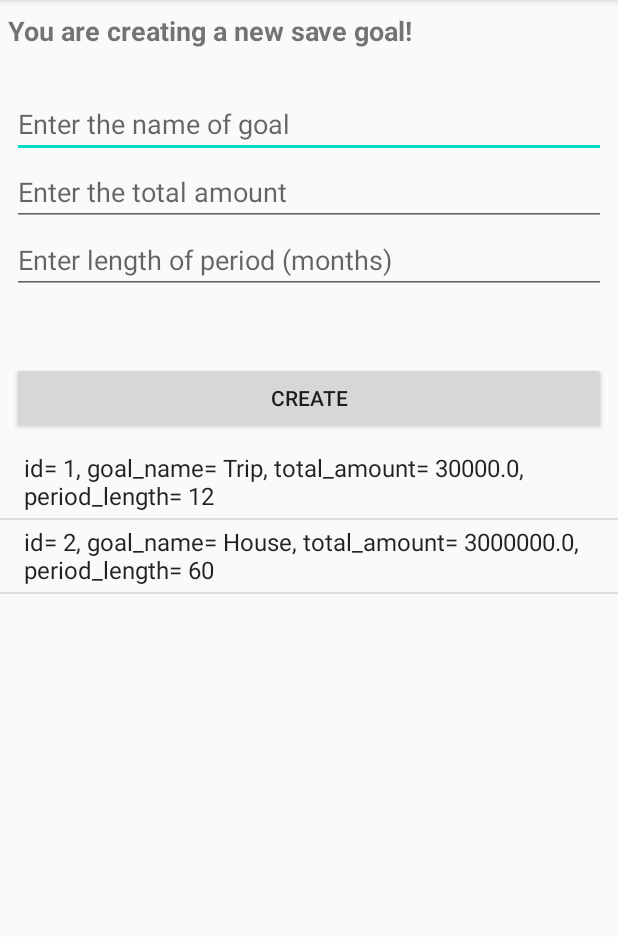
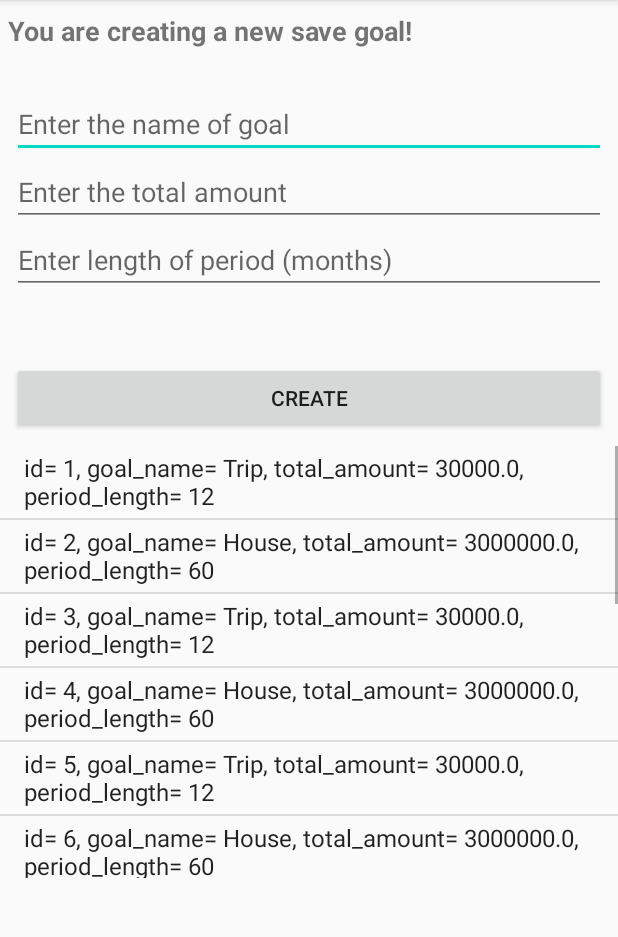
Before and after one commit to juvetao/ExpenseTracker, an Android app: the SaveGoalFragment screen opened directly, with no data from a screen before it, after a tap on "CREATE A NEW SAVE GOAL", on a phone screen of 412 x 824 dp, the part 84-1021 px from its top. Run offline under Robolectric (Android 15) with nearby library versions, the phone set to English and light mode, and no system bars; our stand-ins replace Volley.

```diff
--- a/app/src/main/AndroidManifest.xml
+++ b/app/src/main/AndroidManifest.xml
@@ -15,7 +15,6 @@
         android:supportsRtl="true"
         android:theme="@style/AppTheme.NoActionBar">
         <activity android:name=".APIActivity"></activity>
-        <activity android:name=".MoreIncomeExpenseActionsActivity" />
         <activity
             android:name=".TabActivity"
             android:label="@string/title_activity_tab"
--- a/app/src/main/java/com/example/expensetracker/SendData.java
+++ /dev/null
@@ -1 +0,0 @@
-package com.example.expensetracker;
--- a/app/src/main/java/com/example/expensetracker/fragment/IncomeExpenseFragment.java
+++ b/app/src/main/java/com/example/expensetracker/fragment/IncomeExpenseFragment.java
@@ -1,6 +1,5 @@
 package com.example.expensetracker.fragment;
 
-import android.content.Context;
 import android.content.Intent;
 import android.os.Bundle;
 import android.view.ContextMenu;
@@ -24,7 +23,6 @@ import androidx.appcompat.app.AlertDialog;
 import androidx.fragment.app.Fragment;
 
 import com.example.expensetracker.MainActivity;
-import com.example.expensetracker.MoreIncomeExpenseActionsActivity;
 import com.example.expensetracker.R;
 import com.example.expensetracker.dbhelper.ExpenseTrackerDBHelper;
 import com.example.expensetracker.model.IncomeExpenseModel;
@@ -34,16 +32,11 @@ public class IncomeExpenseFragment extends Fragment {
     private ExpenseTrackerDBHelper myDBHelper;
     private ArrayAdapter adp;
     private ListView listView;
-//    private SendData sendData;
-    //private Button more_action_btn;
 
     private double totalIncome;
     private double totalExpense;
 
-    private IncomeExpenseModel income_1 = new IncomeExpenseModel(1, "Income", "Salary", 20000.0, 200625);
-    private IncomeExpenseModel expense_1 = new IncomeExpenseModel(2, "Expense", "Shopping", 1050.0, 200412);
-    private IncomeExpenseModel expense_2 = new IncomeExpenseModel(3, "Expense", "El", 383.0, 200401);
-    private IncomeExpenseModel expense_3 = new IncomeExpenseModel(4, "Expense", "Broadband", 299.0, 200501);
+
 
     public IncomeExpenseFragment() {
     }
@@ -70,20 +63,6 @@ public class IncomeExpenseFragment extends Fragment {
         myDBHelper = new ExpenseTrackerDBHelper(getActivity());
         listView = view.findViewById(R.id.list_view_income_expense);
 
-//        more_action_btn = view.findViewById(R.id.more_action_btn);
-//        updateViews();
-//        more_action_btn.setOnClickListener(new View.OnClickListener() {
-//            @Override
-//            public void onClick(View v) {
-//                Intent intent = new Intent(getActivity(), MoreIncomeExpenseActionsActivity.class);
-//                startActivity(intent);
-//            }
-//        });
-        myDBHelper.addIncomeExpenseToDb(income_1);
-        myDBHelper.addIncomeExpenseToDb(expense_1);
-        myDBHelper.addIncomeExpenseToDb(expense_2);
-        myDBHelper.addIncomeExpenseToDb(expense_3);
-
         updateViews();
         totalIncome = updateTotalValues("Income");
         totalExpense = updateTotalValues("Expense");
@@ -104,25 +83,6 @@ public class IncomeExpenseFragment extends Fragment {
         System.out.println("Total " + incomeOrExpense + ": " + total);
         return total;
     }
-
-//    public interface SendData {
-//        void sendSumData(double totalIncome, double totalExpense);
-//    }
-
-//    private void transferSumDataToSaveGoalFragment(){
-//        sendData.sendSumData(myDBHelper.getSum("Income"), myDBHelper.getSum("Expense"));
-//    }
-
-//    //Attach data
-//    @Override
-//    public void onAttach(@NonNull Context context) {
-//        super.onAttach(context);
-//        try {
-//            sendData = (SendData) getActivity();
-//        } catch (ClassCastException e) {
-//            e.printStackTrace();
-//        }
-//    }
 
     @Override
     public void onCreateOptionsMenu(Menu menu, MenuInflater inflater) {
--- a/app/src/main/java/com/example/expensetracker/fragment/SaveGoalFragment.java
+++ b/app/src/main/java/com/example/expensetracker/fragment/SaveGoalFragment.java
@@ -26,20 +26,6 @@ public class SaveGoalFragment extends Fragment {
     private RequestQueue reqQueue;
     private ExpenseTrackerDBHelper myDBHelper;
 
-    private IncomeExpenseFragment incomeExpenseFragment = new IncomeExpenseFragment();
-
-    private SaveGoalModel save_goal_1 = new SaveGoalModel(1, "Trip", 30000.0, 12);
-    private SaveGoalModel save_goal_2 = new SaveGoalModel(2, "House", 3000000.0, 60);
-
-    private double totalIncome = incomeExpenseFragment.getTotalIncome();
-    private double totalExpense = incomeExpenseFragment.getTotalExpense();
-
-//
-//    private IncomeExpenseModel income_1 = new IncomeExpenseModel(1, "Income", "Salary", 20000.0, 200625);
-//    private IncomeExpenseModel expense_1 = new IncomeExpenseModel(2, "Expense", "Shopping", 1050.0, 200412);
-//    private IncomeExpenseModel expense_2 = new IncomeExpenseModel(3, "Expense", "El", 383.0, 200401);
-//    private IncomeExpenseModel expense_3 = new IncomeExpenseModel(4, "Expense", "Broadband", 299.0, 200501);
-
     //To have the result after calculation
     private int percentage_of_goal;
 
@@ -52,16 +38,11 @@ public class SaveGoalFragment extends Fragment {
         super.onCreate(savedInstanceState);
     }
 
-//    public void receivedData (double incomeSum, double expenseSum){
-//        totalIncome = incomeSum;
-//        System.out.println(totalIncome);
-//        totalExpense = expenseSum;
-//        System.out.println(totalExpense);
-//    }
-
     @Override
     public View onCreateView(LayoutInflater inflater, ViewGroup container,
                              Bundle savedInstanceState) {
+
+
         View view = inflater.inflate(R.layout.fragment_save_goal, container, false);
         progressBar = (ProgressBar) view.findViewById(R.id.save_goal_frag_prog);
 
@@ -85,34 +66,23 @@ public class SaveGoalFragment extends Fragment {
             }
         });
 
-////        int id = this.getId();
-////        System.out.println("ID of fragment is: " + id);
-//        String tag = getTag();
-//        System.out.println(tag);
+        SaveGoalModel save_goal_1 = new SaveGoalModel(1, "Trip", 30000.0, 12);
+        SaveGoalModel save_goal_2 = new SaveGoalModel(2, "House", 3000000.0, 60);
 
         myDBHelper = new ExpenseTrackerDBHelper(getActivity());
 
-        //Avoid data duplicated after going back to main activity
-        myDBHelper.resetDatabase();
-//
         myDBHelper.addSaveGoalToDb(save_goal_1);
         myDBHelper.addSaveGoalToDb(save_goal_2);
-//        myDBHelper.addIncomeExpenseToDb(income_1);
-//        myDBHelper.addIncomeExpenseToDb(expense_1);
-//        myDBHelper.addIncomeExpenseToDb(expense_2);
-//        myDBHelper.addIncomeExpenseToDb(expense_3);
+
 
         System.out.println(myDBHelper.getAllSaveGoal().get(0).getTotal_amount());
-        System.out.println(totalIncome);
-        System.out.println(totalExpense);
+        System.out.println(myDBHelper.getSum("Income"));
+        System.out.println(myDBHelper.getSum("Expense"));
 
         //percentage = (total incomes - total expenses)/ amount of the first save goal
-//        if((myDBHelper.getSum("Income") - myDBHelper.getSum("Expense") < myDBHelper.getAllSaveGoal().get(0).getTotal_amount())){
-//            percentage_of_goal = (int) ((myDBHelper.getSum("Income") - myDBHelper.getSum("Expense"))
-//                /(myDBHelper.getAllSaveGoal().get(0).getTotal_amount())*100);}
-        if((totalIncome - totalExpense) < myDBHelper.getAllSaveGoal().get(0).getTotal_amount()){
-            percentage_of_goal = (int) (((totalIncome - totalExpense))
-                                        /(myDBHelper.getAllSaveGoal().get(0).getTotal_amount())*100);}
+        if((myDBHelper.getSum("Income") - myDBHelper.getSum("Expense") < myDBHelper.getAllSaveGoal().get(0).getTotal_amount())){
+            percentage_of_goal = (int) ((myDBHelper.getSum("Income") - myDBHelper.getSum("Expense"))
+                /(myDBHelper.getAllSaveGoal().get(0).getTotal_amount())*100);}
                 else {
                     percentage_of_goal = 100;
                     save_goal_frag_txt.setText("Congratulations! You have achieved your save goal!");
@@ -128,4 +98,5 @@ public class SaveGoalFragment extends Fragment {
     }
 
 
+
 }
```
Also changed, not shown: app/src/main/java/com/example/expensetracker/MoreIncomeExpenseActionsActivity.java (deleted, +0 -190 lines), app/src/main/java/com/example/expensetracker/TabActivity.java (+26 -16 lines), app/src/main/java/com/example/expensetracker/ui/main/SectionsPagerAdapter.java (+7 -0 lines).
